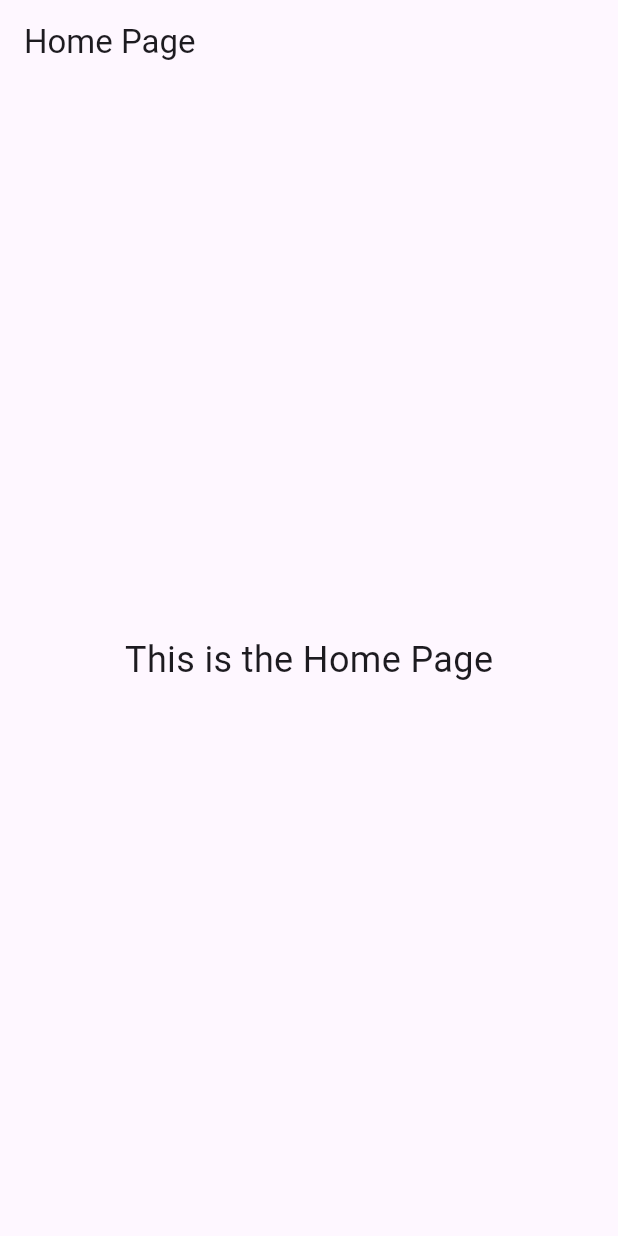
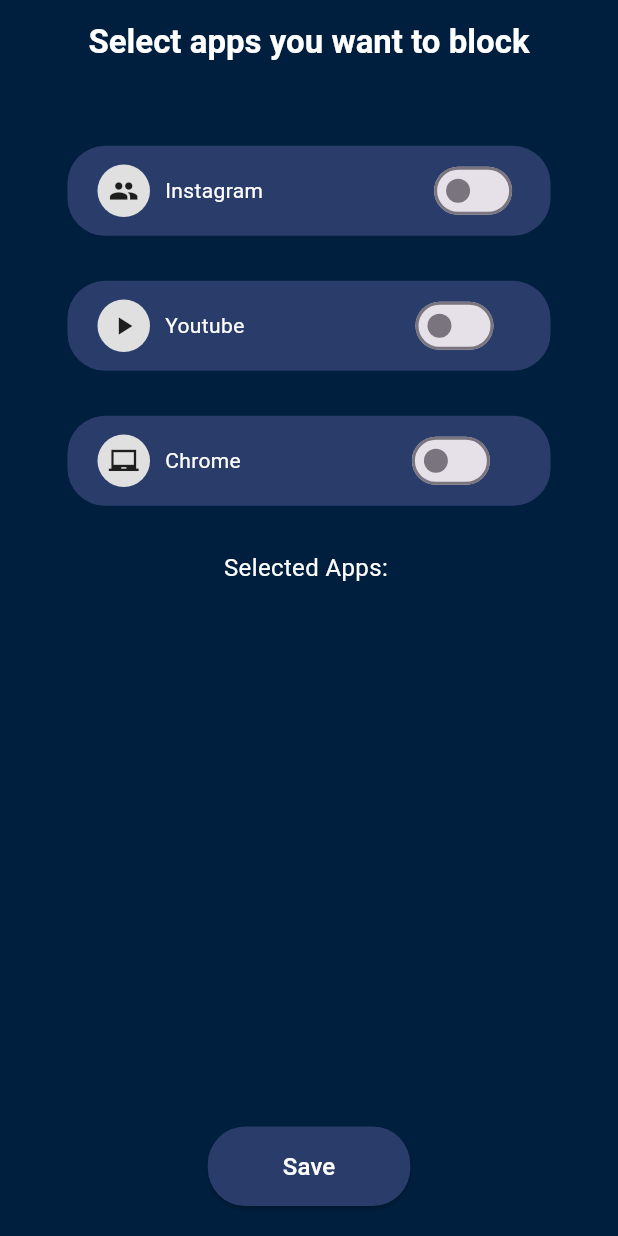
Before and after one commit to TheMikerik/ActiveAppOverlayer, a Flutter app: the screen it shows after launch, on a phone screen of 412 x 824 dp. Run offline on Flutter 3.47's test engine with Material 3 defaults, Android fonts, the phone set to English and light mode, and no system bars.

Commit message:
Multi App Block

```diff
--- /dev/null
+++ b/lib/app_select_page.dart
@@ -0,0 +1,168 @@
+import 'package:flutter/material.dart';
+import 'package:flutter/services.dart';
+
+class AppSelectorPage extends StatefulWidget {
+  const AppSelectorPage({super.key});
+
+  @override
+  State<AppSelectorPage> createState() => _AppSelectorPageState();
+}
+
+class _AppSelectorPageState extends State<AppSelectorPage> {
+  static const platform = MethodChannel('app_opener');
+
+  bool instagram = false;
+  bool youtube = false;
+  bool chrome = false;
+
+  List<String> selectedApps = [];
+
+  void _updateSelectedApps(String appName, bool isSelected) {
+    setState(() {
+      if (isSelected) {
+        selectedApps.add(appName);
+      } else {
+        selectedApps.remove(appName);
+      }
+    });
+  }
+
+  @override
+  Widget build(BuildContext context) {
+    final height = MediaQuery.of(context).size.height;
+
+    return Scaffold(
+      appBar: AppBar(
+        title: const Text(
+          "Select apps you want to block",
+          style: TextStyle(
+            color: Colors.white,
+            fontWeight: FontWeight.bold,
+          ),
+        ),
+        centerTitle: true,
+        backgroundColor: const Color(0xFF001E3D),
+      ),
+      backgroundColor: const Color(0xFF001E3D),
+      body: Padding(
+        padding: const EdgeInsets.only(left: 45, right: 45),
+        child: Column(
+          children: [
+            SizedBox(height: height * 0.05),
+            _buildAppTile(
+              appName: 'Instagram',
+              icon: Icons.people,
+              isSelected: instagram,
+              onChanged: (bool value) {
+                setState(() {
+                  instagram = value;
+                  _updateSelectedApps('Instagram', value);
+                });
+              },
+            ),
+            const SizedBox(height: 30),
+            _buildAppTile(
+              appName: 'Youtube',
+              icon: Icons.play_arrow,
+              isSelected: youtube,
+              onChanged: (bool value) {
+                setState(() {
+                  youtube = value;
+                  _updateSelectedApps('Youtube', value);
+                });
+              },
+            ),
+            const SizedBox(height: 30),
+            _buildAppTile(
+              appName: 'Chrome',
+              icon: Icons.laptop_chromebook,
+              isSelected: chrome,
+              onChanged: (bool value) {
+                setState(() {
+                  chrome = value;
+                  _updateSelectedApps('Chrome', value);
+                });
+              },
+            ),
+            const SizedBox(height: 30),
+            Text(
+              'Selected Apps: ${selectedApps.join(', ')}',
+              style: const TextStyle(color: Colors.white, fontSize: 16),
+            ),
+            const Spacer(),
+            ElevatedButton(
+              onPressed: () {
+                // Send selectedApps list to Kotlin
+                platform.invokeMethod('updateBlockedApps', selectedApps);
+              },
+              style: ElevatedButton.styleFrom(
+                backgroundColor: const Color(0xFF2A3D6A),
+                padding:
+                    const EdgeInsets.symmetric(horizontal: 50, vertical: 15),
+                shape: RoundedRectangleBorder(
+                  borderRadius: BorderRadius.circular(25),
+                ),
+              ),
+              child: const Text(
+                'Save',
+                style: TextStyle(
+                  color: Colors.white,
+                  fontSize: 16,
+                ),
+              ),
+            ),
+            const SizedBox(height: 20),
+          ],
+        ),
+      ),
+    );
+  }
+
+  Widget _buildAppTile({
+    required String appName,
+    required IconData icon,
+    required bool isSelected,
+    required ValueChanged<bool> onChanged,
+  }) {
+    return Container(
+      height: 60,
+      padding: const EdgeInsets.symmetric(horizontal: 20),
+      decoration: BoxDecoration(
+        color: const Color(0xFF2A3D6A),
+        borderRadius: BorderRadius.circular(25),
+      ),
+      child: Row(
+        mainAxisAlignment: MainAxisAlignment.start,
+        children: [
+          Center(
+            child: Stack(
+              alignment: Alignment.center,
+              children: [
+                Container(
+                  width: 35,
+                  height: 35,
+                  decoration: BoxDecoration(
+                    color: Colors.grey[300],
+                    shape: BoxShape.circle,
+                  ),
+                ),
+                Icon(icon, size: 20),
+              ],
+            ),
+          ),
+          const SizedBox(width: 10),
+          Text(
+            appName,
+            style: const TextStyle(color: Colors.white),
+          ),
+          const SizedBox(width: 110),
+          Switch(
+            value: isSelected,
+            activeColor: const Color.fromARGB(255, 0, 0, 0),
+            onChanged: onChanged,
+          ),
+        ],
+      ),
+    );
+  }
+}
--- a/lib/main.dart
+++ b/lib/main.dart
@@ -1,5 +1,7 @@
 import 'package:flutter/material.dart';
 import 'package:flutter/services.dart';
+import 'package:t1_leairn/app_select_page.dart';
+import 'package:t1_leairn/practise_page.dart';
 
 void main() {
   runApp(const MyApp());
@@ -31,17 +33,7 @@
   @override
   Widget build(BuildContext context) {
     return MaterialApp(
-      home: Scaffold(
-        appBar: AppBar(
-          title: Text(isHomePage ? 'Home Page' : 'Practice Page'),
-        ),
-        body: Center(
-          child: Text(
-            isHomePage ? 'This is the Home Page' : 'This is the Practice Page',
-            style: const TextStyle(fontSize: 24),
-          ),
-        ),
-      ),
+      home: isHomePage ? const AppSelectorPage() : const PractisePage(),
     );
   }
 }
```
Also changed, not shown: lib/practise_page.dart (added, +77 -0 lines), 1 other file.
